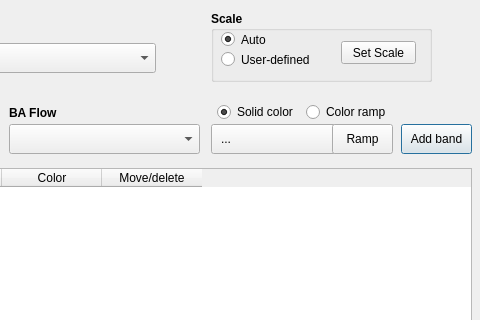
Qt form gis/forms/ui_bandwidths.ui (AequilibraE/qaequilibrae) before a commit; both pictures show x 209 to 689 and y 0 to 320 of the 689 by 403 pixel window.
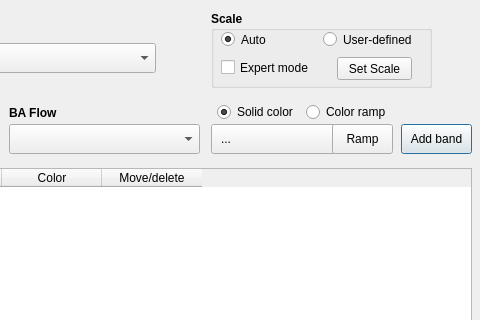
The same form after that commit. Custom widgets are drawn as their Qt base class.

Commit message: Adds expert mode on line bandwidths on stacked bandwidths and scenario comparison tools

Patch:
```diff
--- a/gis/forms/ui_bandwidths.ui
+++ b/gis/forms/ui_bandwidths.ui
@@ -10,6 +10,12 @@
     <height>403</height>
    </rect>
   </property>
+  <property name="maximumSize">
+   <size>
+    <width>689</width>
+    <height>403</height>
+   </size>
+  </property>
   <property name="windowTitle">
    <string>AequilibraE - Stacked Bandwidth and color ramps</string>
   </property>
@@ -273,9 +279,15 @@
      <x>420</x>
      <y>11</y>
      <width>221</width>
-     <height>71</height>
+     <height>77</height>
     </rect>
    </property>
+   <property name="maximumSize">
+    <size>
+     <width>221</width>
+     <height>77</height>
+    </size>
+   </property>
    <property name="font">
     <font>
      <pointsize>9</pointsize>
@@ -289,8 +301,8 @@
    <widget class="QRadioButton" name="rdo_scale_custom">
     <property name="geometry">
      <rect>
-      <x>10</x>
-      <y>40</y>
+      <x>112</x>
+      <y>20</y>
       <width>91</width>
       <height>17</height>
      </rect>
@@ -332,8 +344,8 @@
    <widget class="QPushButton" name="but_set_scale">
     <property name="geometry">
      <rect>
-      <x>130</x>
-      <y>30</y>
+      <x>126</x>
+      <y>46</y>
       <width>75</width>
       <height>23</height>
      </rect>
@@ -348,6 +360,28 @@
      <string>Set Scale</string>
     </property>
    </widget>
+   <widget class="QCheckBox" name="chk_expert_mode">
+    <property name="geometry">
+     <rect>
+      <x>10</x>
+      <y>48</y>
+      <width>101</width>
+      <height>17</height>
+     </rect>
+    </property>
+    <property name="font">
+     <font>
+      <weight>50</weight>
+      <bold>false</bold>
+     </font>
+    </property>
+    <property name="toolTip">
+     <string>&lt;html&gt;&lt;head/&gt;&lt;body&gt;&lt;p&gt;Reference band size and value are put on variables.&lt;/p&gt;&lt;p&gt;The user can control the map apperance by symply changing the values&lt;/p&gt;&lt;/body&gt;&lt;/html&gt;</string>
+    </property>
+    <property name="text">
+     <string>Expert mode</string>
+    </property>
+   </widget>
   </widget>
  </widget>
  <customwidgets>
```
Left out of the diff: 6 changed lines with no effect on the pictures. The commit also changes 3 other files.
